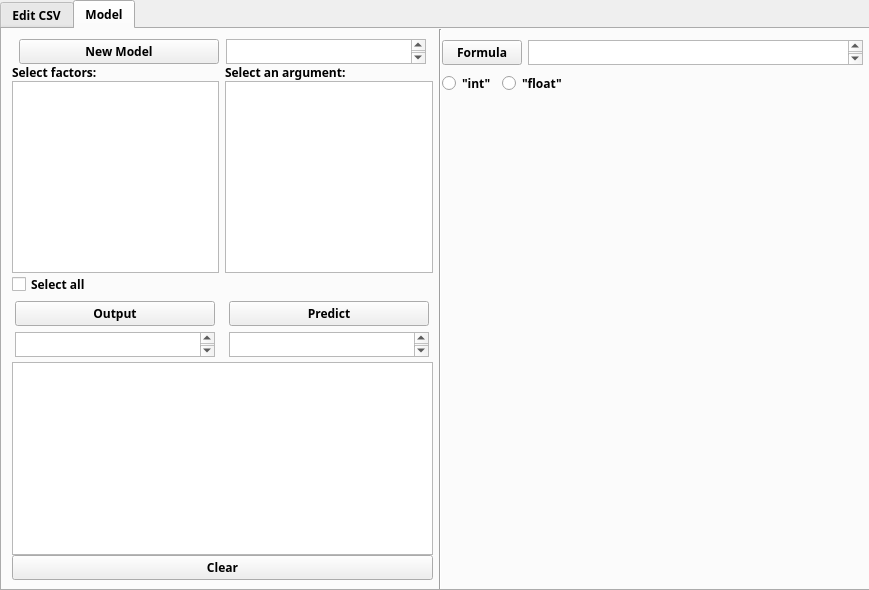
This is src/raw/gui_model_raw.ui in Birewon/Augur as Qt 5 draws it before an edit. The edited form follows.
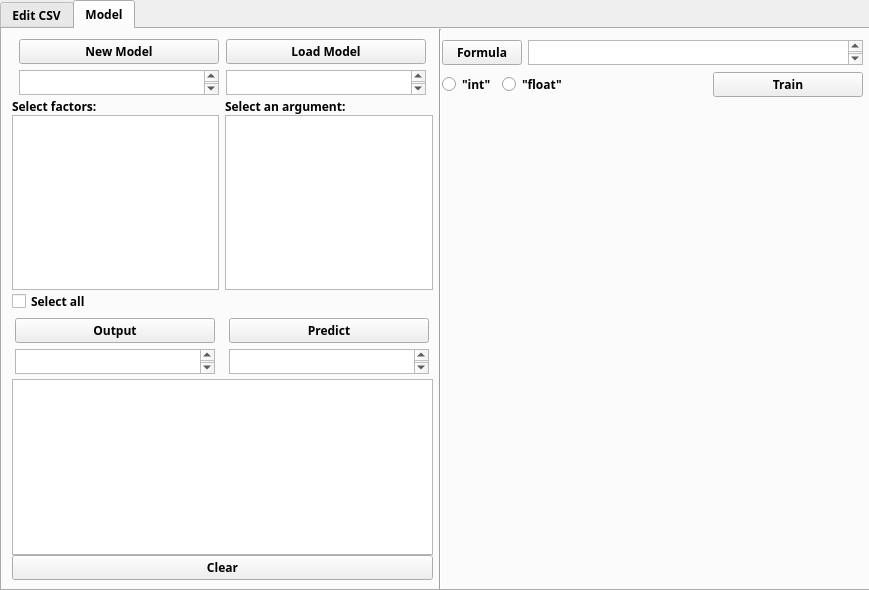
This is the edited form.

Commit message:
Train Model
Interface & Train Model
(OLS model)

Diff of the .ui file:
```diff
--- a/src/raw/gui_model_raw.ui
+++ b/src/raw/gui_model_raw.ui
@@ -557,7 +557,19 @@
          <property name="sizeConstraint">
           <enum>QLayout::SetNoConstraint</enum>
          </property>
-         <item row="0" column="1">
+         <property name="leftMargin">
+          <number>0</number>
+         </property>
+         <property name="topMargin">
+          <number>0</number>
+         </property>
+         <property name="bottomMargin">
+          <number>3</number>
+         </property>
+         <property name="verticalSpacing">
+          <number>6</number>
+         </property>
+         <item row="1" column="0">
           <widget class="QPlainTextEdit" name="model_plaintext_browse_new_model">
            <property name="maximumSize">
             <size>
@@ -586,6 +598,35 @@
            </property>
           </widget>
          </item>
+         <item row="0" column="1">
+          <widget class="QPushButton" name="model_button_load">
+           <property name="maximumSize">
+            <size>
+             <width>200</width>
+             <height>25</height>
+            </size>
+           </property>
+           <property name="text">
+            <string>Load Model</string>
+           </property>
+          </widget>
+         </item>
+         <item row="1" column="1">
+          <widget class="QPlainTextEdit" name="model_plaintext_load">
+           <property name="maximumSize">
+            <size>
+             <width>200</width>
+             <height>25</height>
+            </size>
+           </property>
+           <property name="cursor" stdset="0">
+            <cursorShape>ForbiddenCursor</cursorShape>
+           </property>
+           <property name="readOnly">
+            <bool>true</bool>
+           </property>
+          </widget>
+         </item>
         </layout>
        </item>
        <item row="2" column="0">
@@ -690,7 +731,7 @@
         <x>440</x>
         <y>10</y>
         <width>421</width>
-        <height>59</height>
+        <height>61</height>
        </rect>
       </property>
       <layout class="QGridLayout" name="gridLayout_16">
@@ -753,6 +794,25 @@
            </property>
           </spacer>
          </item>
+         <item row="0" column="3">
+          <widget class="QPushButton" name="model_button_train">
+           <property name="minimumSize">
+            <size>
+             <width>150</width>
+             <height>0</height>
+            </size>
+           </property>
+           <property name="maximumSize">
+            <size>
+             <width>200</width>
+             <height>25</height>
+            </size>
+           </property>
+           <property name="text">
+            <string>Train</string>
+           </property>
+          </widget>
+         </item>
         </layout>
        </item>
       </layout>
```
Left out of the diff: 20 changed lines with no effect on the pictures. The commit also changes 7 other files.
